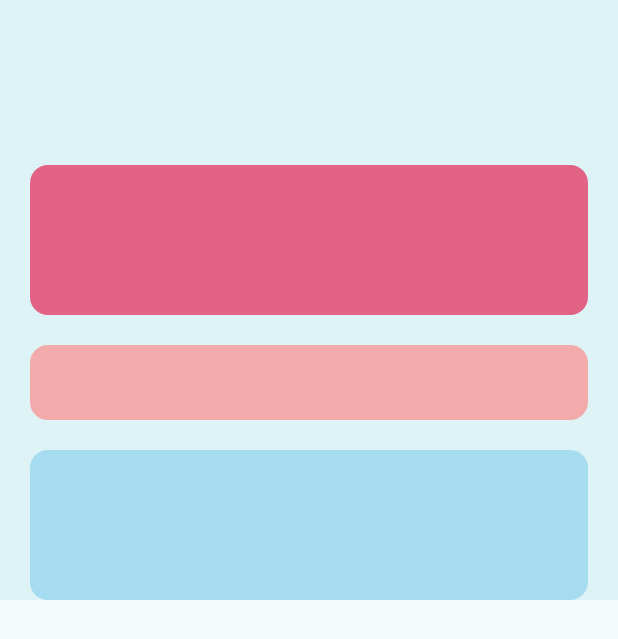
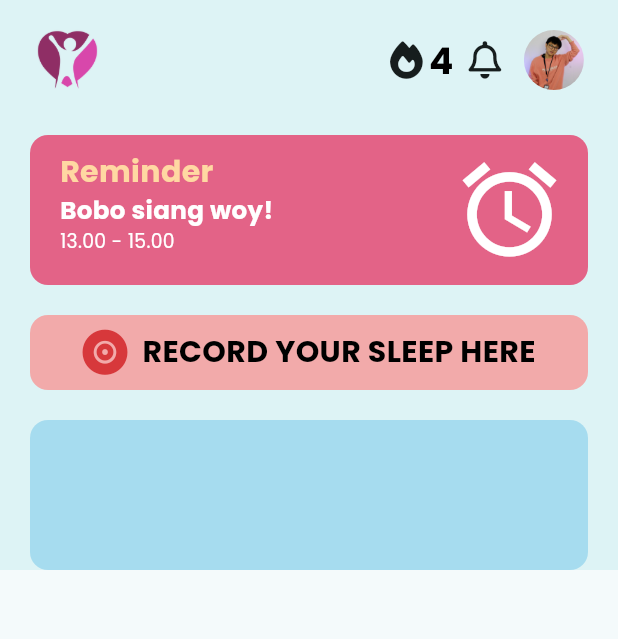
Before and after one commit to diandrakina/wellme, a Flutter app: the SleepPage screen opened directly, on a phone screen of 412 x 824 dp. Shown: the top 639 px of the screen. Run offline on Flutter 3.47's test engine with Material 3 defaults, Android fonts, the light colour scheme and no system bars; our stand-ins replace font_awesome_flutter.

Commit message:
Membuat styles, page sleep, dan bottom navbar

```diff
--- a/lib/main.dart
+++ b/lib/main.dart
@@ -1,6 +1,7 @@
 import 'package:flutter/material.dart';
 import 'package:well_me/pages/sleep.dart';
 import 'package:well_me/styles/styles.dart';
+import 'package:well_me/widget/bottomNavbar.dart';
 
 void main() {
   runApp(const MyApp());
@@ -19,7 +20,7 @@ class MyApp extends StatelessWidget {
         colorScheme: ColorScheme.fromSeed(seedColor: AppColors.background),
         useMaterial3: true,
       ),
-      home: const SleepPage(),
+      home: const BottomNavbar(),
     );
   }
 }
--- a/lib/pages/sleep.dart
+++ b/lib/pages/sleep.dart
@@ -1,5 +1,9 @@
 import 'package:flutter/material.dart';
+import 'package:well_me/pages/drink.dart';
+import 'package:well_me/pages/jogging.dart';
 import 'package:well_me/styles/styles.dart';
+import 'package:font_awesome_flutter/font_awesome_flutter.dart';
+import 'package:well_me/widget/bottomNavbar.dart';
 
 class SleepPage extends StatefulWidget {
   const SleepPage({super.key});
@@ -19,7 +23,54 @@ class _SleepPageState extends State<SleepPage> {
           leadingWidth: double.maxFinite,
           leading: Builder(
             builder: (context) {
-              return Container(color: AppColors.background);
+              return Container(
+                color: AppColors.background,
+                child: Row(
+                  children: [
+                    const Padding(padding: EdgeInsets.all(10)),
+                    Container(
+                      height: 50,
+                      width: 50,
+                      decoration: const BoxDecoration(
+                          image: DecorationImage(
+                              image: AssetImage('assets/images/logo.png'),
+                              fit: BoxFit.cover)),
+                    ),
+                    const SizedBox(
+                      width: 190,
+                    ),
+                    const FaIcon(
+                      FontAwesomeIcons.fire,
+                      size: 25,
+                    ),
+                    const Padding(padding: EdgeInsets.all(2)),
+                    Text(
+                      "4",
+                      style: TextStyles.header,
+                    ),
+                    const SizedBox(
+                      width: 10,
+                    ),
+                    const FaIcon(
+                      FontAwesomeIcons.bell,
+                      size: 25,
+                    ),
+                    const SizedBox(
+                      width: 15,
+                    ),
+                    Container(
+                      height: 40,
+                      width: 40,
+                      decoration: const BoxDecoration(
+                          shape: BoxShape.circle,
+                          image: DecorationImage(
+                              image:
+                                  AssetImage('assets/images/profilePict.jpg'),
+                              fit: BoxFit.cover)),
+                    )
+                  ],
+                ),
+              );
             },
           ),
         ),
@@ -33,7 +84,7 @@ class _SleepPageState extends State<SleepPage> {
               crossAxisAlignment: CrossAxisAlignment.start,
               children: [
                 const SizedBox(
-                  height: 30,
+                  height: 10,
                 ),
 
                 //CONTAINER REMINDER
@@ -43,7 +94,37 @@ class _SleepPageState extends State<SleepPage> {
                     decoration: BoxDecoration(
                         color: AppColors.reminderBox,
                         borderRadius: BorderRadius.circular(12)),
+                    child: Row(
+                      children: [
+                        const Padding(padding: EdgeInsets.all(10)),
+                        Column(
+                          crossAxisAlignment: CrossAxisAlignment.start,
+                          children: [
+                            const Padding(padding: EdgeInsets.all(5)),
+                            Text(
+                              "Reminder",
+                              style: TextStyles.reminder,
                             ),
+                            Text(
+                              "Bobo siang woy!",
+                              style: TextStyles.body,
+                            ),
+                            Text(
+                              "13.00 - 15.00",
+                              style: TextStyles.time,
+                            )
+                          ],
+                        ),
+                        const SizedBox(
+                          width: 120,
+                        ),
+                        const Icon(
+                          Icons.alarm,
+                          size: 75,
+                          color: Colors.white,
+                        )
+                      ],
+                    )),
                 const SizedBox(
                   height: 20,
                 ),
@@ -55,6 +136,23 @@ class _SleepPageState extends State<SleepPage> {
                   decoration: BoxDecoration(
                       color: AppColors.recordBox,
                       borderRadius: BorderRadius.circular(12)),
+                  child: Row(
+                    mainAxisAlignment: MainAxisAlignment.center,
+                    children: [
+                      const FaIcon(
+                        FontAwesomeIcons.recordVinyl,
+                        size: 30,
+                        color: AppColors.redBox,
+                      ),
+                      const SizedBox(
+                        width: 10,
+                      ),
+                      Text(
+                        "RECORD YOUR SLEEP HERE",
+                        style: TextStyles.record,
+                      )
+                    ],
+                  ),
                 ),
                 const SizedBox(
                   height: 20,
--- a/lib/styles/styles.dart
+++ b/lib/styles/styles.dart
@@ -5,4 +5,38 @@ class AppColors {
   static const reminderBox = Color.fromRGBO(227, 99, 135, 1);
   static const recordBox = Color.fromRGBO(242, 170, 170, 1);
   static const informationBox = Color.fromRGBO(166, 220, 239, 1);
+  static const redBox = Color.fromRGBO(215, 56, 59, 1);
+  static const reminderText = Color.fromRGBO(255, 216, 162, 1);
 }
+
+class TextStyles {
+  static TextStyle header = const TextStyle(
+      fontFamily: 'Poppins',
+      fontWeight: FontWeight.bold,
+      fontSize: 24,
+      color: Colors.black);
+
+  static TextStyle reminder = const TextStyle(
+      fontFamily: 'Poppins',
+      fontWeight: FontWeight.bold,
+      fontSize: 20,
+      color: AppColors.reminderText);
+
+  static TextStyle body = const TextStyle(
+      fontFamily: 'Poppins',
+      fontWeight: FontWeight.bold,
+      fontSize: 16.4,
+      color: Colors.white);
+
+  static TextStyle time = const TextStyle(
+      fontFamily: 'Poppins',
+      fontWeight: FontWeight.normal,
+      fontSize: 12.48,
+      color: Colors.white);
+
+  static TextStyle record = const TextStyle(
+      fontFamily: 'Poppins',
+      fontWeight: FontWeight.bold,
+      fontSize: 20,
+      color: Colors.black);
+}
```
Also changed, not shown: lib/pages/drink.dart (added, +15 -0 lines), lib/pages/jogging.dart (added, +15 -0 lines), lib/widget/bottomNavbar.dart (+73 -0 lines), pubspec.yaml (+34 -1 lines), assets/Poppins-Medium.ttf (added), assets/images/logo.png (added), assets/images/profilePict.jpg (added), pubspec.lock, 5 other files. Lines whose indentation alone changed are shown as unchanged.
